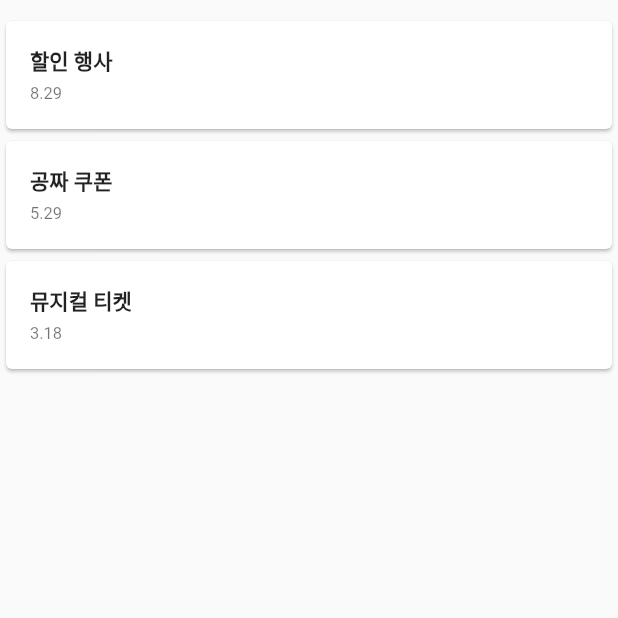
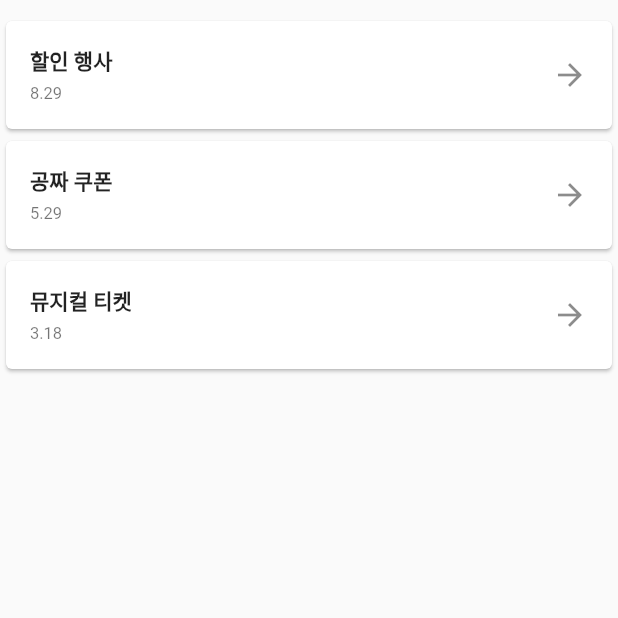
Before and after one commit to yunsuhan0107/bundle-eats, a Flutter app: the Announcements screen opened directly, on a phone screen of 412 x 824 dp, the top half of it. Run offline on Flutter 3.47's test engine with Material 2 defaults, Android fonts, the phone set to English and light mode, and no system bars; our stand-ins replace babstrap_settings_screen, flutter_svg; missing offline and left inert: list_tile_switch, shared_preferences_web.

Commit message:
fixed announcements

```diff
--- a/lib/screens/settings/announcements.dart
+++ b/lib/screens/settings/announcements.dart
@@ -30,8 +30,9 @@ class Announcements extends StatelessWidget {
   Widget build(BuildContext context) {
     return new Scaffold(
         body: new Padding(
-            padding: const EdgeInsets.fromLTRB(0.0, 10.0, 0.0, 0.0),
-            child: getHomePageBody(context)));
+      padding: const EdgeInsets.fromLTRB(0.0, 10.0, 0.0, 0.0),
+      child: getHomePageBody(context),
+    ));
   }
 
   getHomePageBody(BuildContext context) {
@@ -59,6 +60,8 @@ class Announcements extends StatelessWidget {
                     style: new TextStyle(
                         fontSize: 11.0, fontWeight: FontWeight.normal)),
               ]),
+          trailing: const Icon(Icons.arrow_forward),
+          onTap: () {},
         )
       ],
     ));
```
Also changed, not shown: 1 other file.
